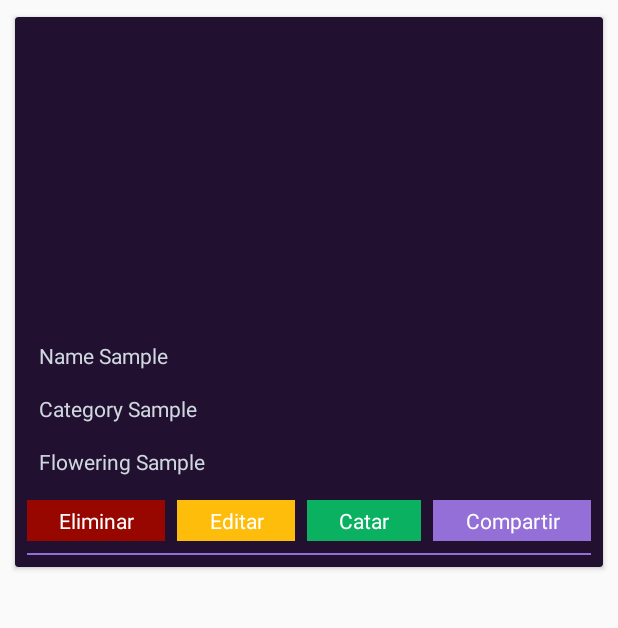
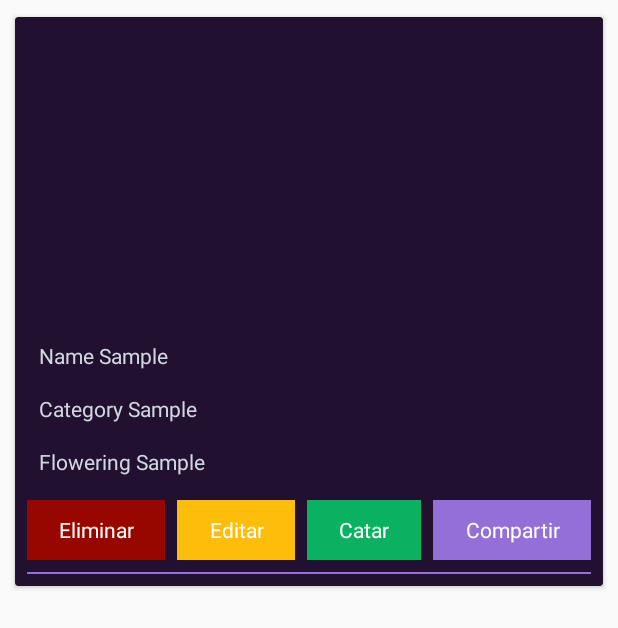
Before and after one commit to serislook/WeedLook1, an Android app: the layout list_item_sample.xml on its own in the app's theme, with its tools: preview values and no code run, on a phone screen of 412 x 824 dp. Shown: the top 628 px of the screen. Run offline under Robolectric (Android 15) with nearby library versions, the phone set to English and light mode, and no system bars; plain views replace RoundedImageView.

Commit message:
commit edición diseño item list sample.

```diff
--- a/app/src/main/java/com/skyweednet/weedlook/adapters/SamplesAdapter.java
+++ b/app/src/main/java/com/skyweednet/weedlook/adapters/SamplesAdapter.java
@@ -79,12 +79,12 @@ public class SamplesAdapter extends FirebaseRecyclerAdapter<Sample, SamplesAdapt
             }
         });
 
-        //TODO do the same for the other UI elements
+        /*//TODO do the same for the other UI elements
         if (USER_EMAIL.equals(model.getOwner())) {
             shareBtn.setVisibility(View.GONE);
         } else {
             shareBtn.setVisibility(View.VISIBLE);
-        }
+        }*/
 
     }
 
--- a/app/src/main/java/com/skyweednet/weedlook/views/main/AddSampleFragment.java
+++ b/app/src/main/java/com/skyweednet/weedlook/views/main/AddSampleFragment.java
@@ -176,7 +176,7 @@ public class AddSampleFragment extends Fragment {
     }
 
     private void setPhoto(String url) {
-        Picasso.with(getContext()).load(url).centerCrop().fit().resize(800,600).into(imagesample);
+        Picasso.with(getContext()).load(url).centerCrop().resize(800,600).into(imagesample);
     }
 
     public void toFirebasePathSample(String path) {
--- a/app/src/main/res/layout/activity_tasting.xml
+++ b/app/src/main/res/layout/activity_tasting.xml
@@ -164,7 +164,7 @@
             android:layout_below="@id/seedsTv"
             android:id="@+id/resinTv"
             android:layout_width="wrap_content"
-            android:layout_height="wrap_content"
+            android:layout_height="60dp"
             android:layout_marginTop="24dp"
             android:padding="16dp"
             android:paddingRight="24dp"
--- a/app/src/main/res/layout/list_item_sample.xml
+++ b/app/src/main/res/layout/list_item_sample.xml
@@ -74,7 +74,8 @@
             android:padding="4dp"
             android:id="@+id/deletesample"
             android:layout_width="wrap_content"
-            android:layout_height="wrap_content"
+            android:layout_height="40dp"
+            android:layout_gravity="center_vertical"
             android:layout_weight="1"
             android:background="@color/delete"
             android:gravity="center"
@@ -82,22 +83,24 @@
             android:textColor="@color/white" />
 
         <TextView
+            android:layout_height="40dp"
+            android:layout_gravity="center_vertical"
             android:padding="4dp"
             android:id="@+id/editsample"
             android:layout_width="wrap_content"
-            android:layout_height="wrap_content"
             android:layout_weight="1"
             android:background="@color/edit"
             android:gravity="center"
             android:text="Editar"
             android:textColor="@color/white" />
         <TextView
+            android:layout_height="40dp"
+            android:layout_gravity="center_vertical"
             android:layout_marginLeft="8dp"
             android:layout_marginRight="8dp"
             android:padding="4dp"
             android:id="@+id/tastesample"
             android:layout_width="wrap_content"
-            android:layout_height="wrap_content"
             android:layout_weight="1"
             android:background="@color/colorAccent"
             android:gravity="center"
@@ -105,10 +108,11 @@
             android:textColor="@color/white" />
 
         <TextView
+            android:layout_height="40dp"
+            android:layout_gravity="center_vertical"
             android:padding="4dp"
             android:id="@+id/sharesample"
             android:layout_width="wrap_content"
-            android:layout_height="wrap_content"
             android:layout_weight="1"
             android:background="@color/colorPrimary"
             android:gravity="center"
```
Also changed, not shown: app/src/main/java/com/skyweednet/weedlook/views/tastings/TastingsActivity.java (+11 -5 lines), 2 other files.
